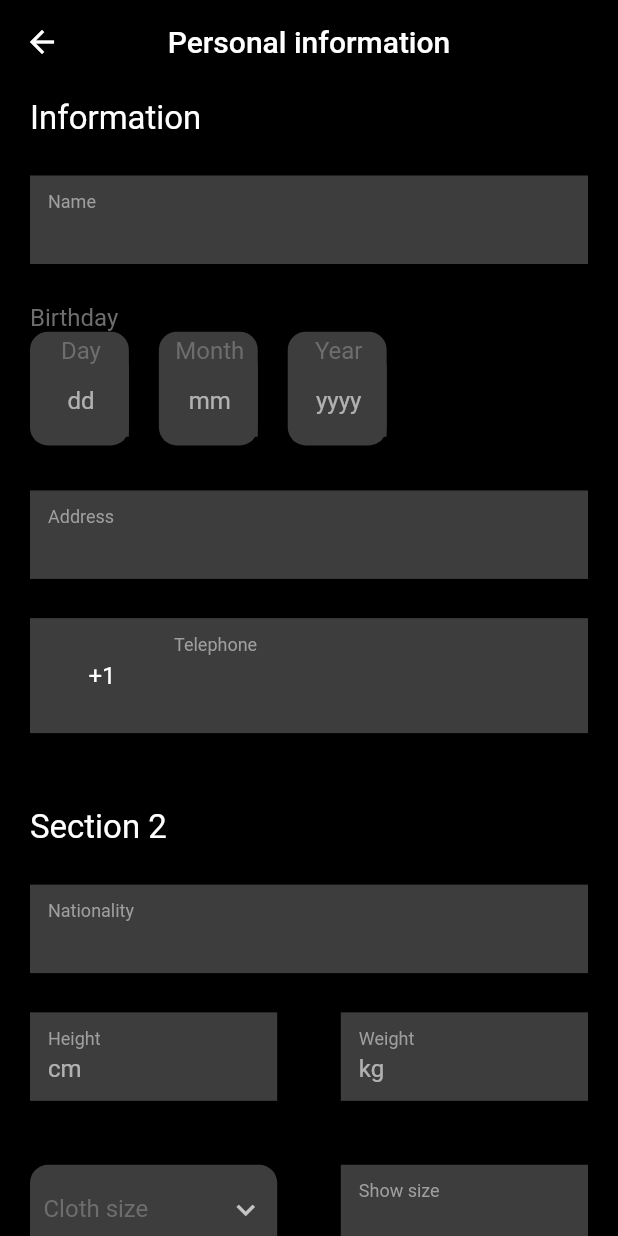
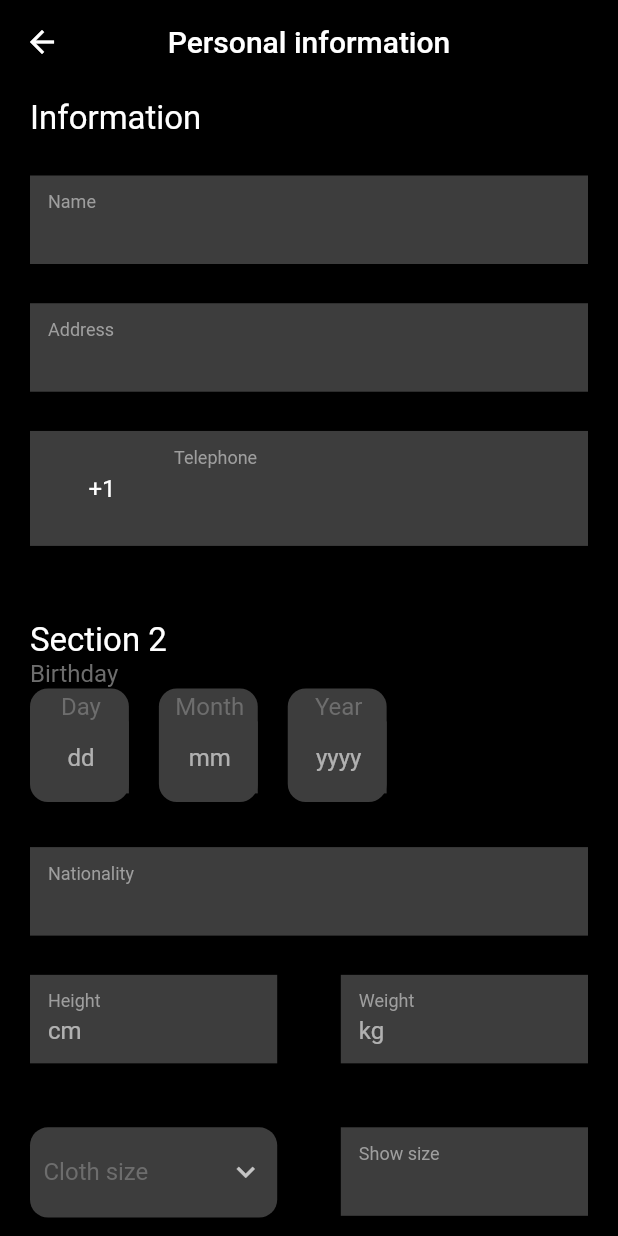
Before and after one commit to TomOttele/testdev, a Flutter app: the SettingPage screen opened by its route, after a tap on "Personal information", on a phone screen of 412 x 824 dp. Run offline on Flutter 3.47's test engine with Material 2 defaults, Android fonts, the phone set to English and light mode, and no system bars; our stand-ins replace chips_choice, circular_profile_avatar, flutter_speed_dial, fluttertoast, font_awesome_flutter, image_picker and 1 more; missing offline and left inert: fl_country_code_picker, flag, flutter_polygon; network calls fail; Roboto replaces fonts that are missing (Tenorite).

Commit message:
iPhone setup

```diff
--- a/lib/UI/settings/settings_personal_information.dart
+++ b/lib/UI/settings/settings_personal_information.dart
@@ -145,9 +145,7 @@ class _SettingsPersonalInformationState
               const Separator(),
               const TextForm(labelText: 'Name', maxLenght: 30),
               const Separator(),
-              const Text('Birthday'),
-              const BirthdayInputWidget(),
-              const Separator(),
+
               const TextForm(labelText: 'Address', maxLenght: 50),
               const Separator(),
               const TelephoneNumber(labelText: 'Telephone', maxLenght: 20),
@@ -158,6 +156,9 @@ class _SettingsPersonalInformationState
 
               Text('Section 2',
                   style: Theme.of(context).textTheme.displayMedium),
+              const Text('Birthday'),
+              const BirthdayInputWidget(),
+
               const Separator(),
               const TextForm(labelText: 'Nationality', maxLenght: 20),
               const Separator(),
@@ -203,6 +204,12 @@ class _SettingsPersonalInformationState
                 text1: 'Left',
                 text2: 'Right',
               ),
+              const Separator(),
+              const Separator(),
+
+// Section 3
+              Text('Football',
+                  style: Theme.of(context).textTheme.displayMedium),
               const Separator(),
               NumberForm(
                 width: size.width * 0.4,
@@ -262,6 +269,7 @@ class _SettingsPersonalInformationState
                 text2: 'No',
               ),
               const Separator(),
+              const Separator(),
 
               // Section 3
 
@@ -283,7 +291,7 @@ class _SettingsPersonalInformationState
               ], labelText: 'Relation'),
 
               const Separator(),
-
+              const Separator(),
               // Section 4
 
               Text('Medical information',
--- a/lib/UI/settings/settings_player.dart
+++ b/lib/UI/settings/settings_player.dart
@@ -861,6 +861,9 @@ class _SettingPageState extends State<SettingPage> {
                 shape: RoundedRectangleBorder(
                     borderRadius: BorderRadius.circular(15)),
                 leading: const Icon(Icons.logout, color: Colors.red),
+                /*onTap: () {
+                  context.read<AuthenticationService>().signOut();
+                },*/
               ),
             ]))),
       );
--- a/lib/UI/widgets/choicechips_ms.dart
+++ b/lib/UI/widgets/choicechips_ms.dart
@@ -29,7 +29,25 @@ class _ChoiceChipsMSState extends State<ChoiceChipsMS> {
   ];
   @override
   Widget build(BuildContext context) {
-    return ChipsChoice.multiple(
+    final size = MediaQuery.of(context).size;
+    return SingleChildScrollView(
+      scrollDirection: Axis.horizontal,
+      child: Row(
+        children: [
+          Wrap(
+            spacing: 8.0,
+            children: tags.map((tag) {
+              return Chip(
+                label: Text(tag),
+                backgroundColor: Theme.of(context).colorScheme.primary,
+                labelStyle: const TextStyle(color: Colors.white),
+              );
+            }).toList(),
+          ),
+          SizedBox(
+            width: size.width * 0.05,
+          ),
+          ChipsChoice.multiple(
             choiceCheckmark: true,
             value: tags,
             onChanged: (val) => setState(() => tags = val),
@@ -40,6 +58,9 @@ class _ChoiceChipsMSState extends State<ChoiceChipsMS> {
               selectedStyle: C2ChipStyle(
                   backgroundColor: Theme.of(context).colorScheme.onPrimary),
             ),
+          ),
+        ],
+      ),
     );
   }
 }
--- a/lib/UI/widgets/telephone_form.dart
+++ b/lib/UI/widgets/telephone_form.dart
@@ -67,7 +67,7 @@ class _TelephoneNumber extends State<TelephoneNumber> {
                             children: [
                               Container(
                                 child: countryCode != null
-                                    ? countryCode!.flagImage as Widget
+                                    ? countryCode?.flagImage as Widget
                                     : null,
                               ),
                               Container(
--- a/lib/main.dart
+++ b/lib/main.dart
@@ -4,6 +4,7 @@ import 'package:testdev/UI/settings/settings_personal_information.dart';
 import 'package:testdev/UI/settings/settings_player.dart';
 import 'package:testdev/application/theme_Service.dart';
 import 'package:testdev/root.dart';
+
 import 'package:testdev/theme.dart';
 
 void main() {
--- a/pubspec.yaml
+++ b/pubspec.yaml
@@ -33,6 +33,7 @@ dependencies:
     sdk: flutter
   provider: ^6.0.5
 
+
   #use link widget
   url_launcher: ^6.1.7
   chips_choice: ^3.0.0
@@ -55,7 +56,7 @@ dependencies:
   flutter_speed_dial: ^6.2.0
 
     #flutter toast message
-  fluttertoast: ^8.0.9
+  fluttertoast: ^8.2.1
 
 
 
@@ -67,7 +68,7 @@ dependencies:
 
   font_awesome_flutter: ^10.3.0
 
-  external_app_launcher: ^3.1.0
+
 
 
 
```
Also changed, not shown: pubspec.lock, 5 other files. Lines whose indentation alone changed are shown as unchanged.
